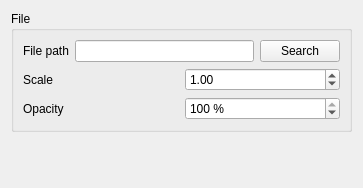
The window that Resources/ui/image_task.ui (gabrielantao/Dimensioning) describes before a commit, drawn with Qt 5.
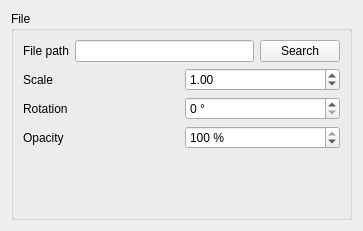
The same window after the commit.

Commit message: Create image and font adjusts

The edit to the form file:
```diff
--- a/Resources/ui/image_task.ui
+++ b/Resources/ui/image_task.ui
@@ -7,7 +7,7 @@
     <x>0</x>
     <y>0</y>
     <width>363</width>
-    <height>188</height>
+    <height>231</height>
    </rect>
   </property>
   <property name="windowTitle">
@@ -65,6 +65,27 @@
         </item>
        </layout>
       </item>
+      <item>
+       <layout class="QHBoxLayout" name="horizontalLayout_3">
+        <item>
+         <widget class="QLabel" name="label_4">
+          <property name="text">
+           <string>Rotation</string>
+          </property>
+         </widget>
+        </item>
+        <item>
+         <widget class="QSpinBox" name="rotation">
+          <property name="suffix">
+           <string> °</string>
+          </property>
+          <property name="maximum">
+           <number>359</number>
+          </property>
+         </widget>
+        </item>
+       </layout>
+      </item>
       <item>
        <layout class="QHBoxLayout" name="horizontalLayout">
         <item>
@@ -92,11 +113,8 @@
         </item>
        </layout>
       </item>
-     </layout>
-    </widget>
-   </item>
-   <item row="2" column="0">
-    <spacer name="verticalSpacer_2">
+      <item>
+       <spacer name="verticalSpacer">
      <property name="orientation">
       <enum>Qt::Vertical</enum>
      </property>
@@ -107,6 +125,9 @@
       </size>
      </property>
     </spacer>
+      </item>
+     </layout>
+    </widget>
    </item>
   </layout>
  </widget>
```
Left out of the diff: 9 changed lines with no effect on the pictures. Lines whose indentation alone changed are shown as unchanged. The commit also changes 10 other files.
